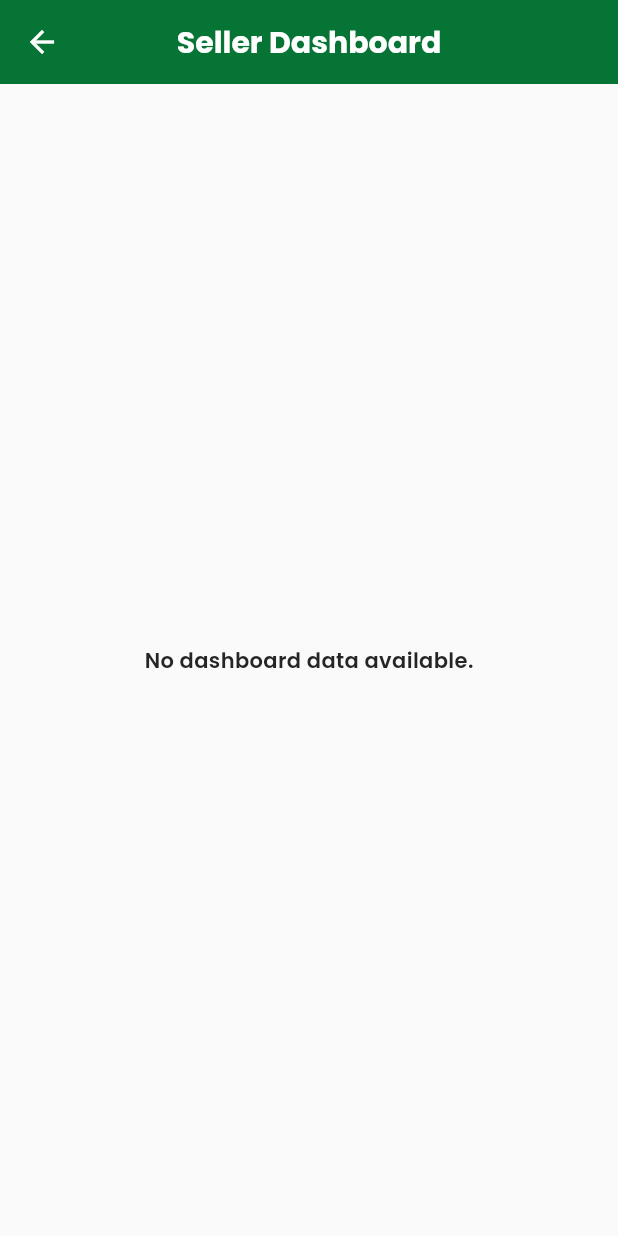
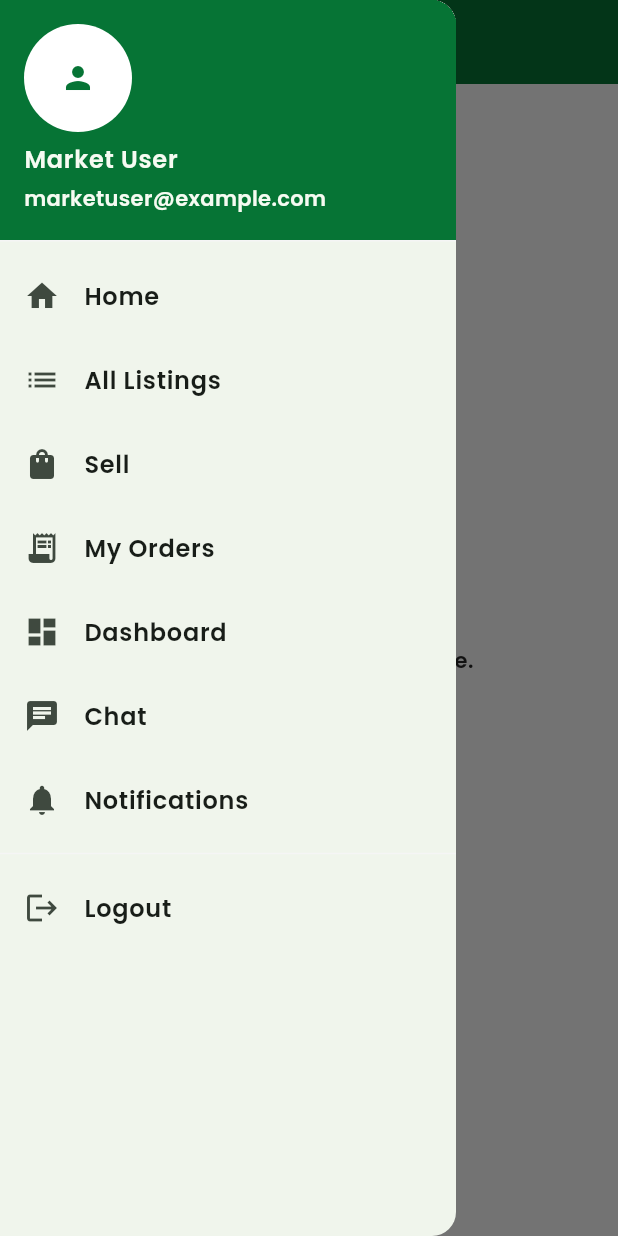
Before and after one commit to Gideonngige/baus-reload, a Flutter app: the SellerDashboardScreen screen opened directly, with the side drawer open (before the commit the screen has no drawer), on a phone screen of 412 x 824 dp. Run offline on Flutter 3.47's test engine with Material 3 defaults, Android fonts, the phone set to English and light mode, and no system bars; our stand-ins replace cached_network_image, cloud_firestore, dio, firebase_auth, firebase_core, firebase_messaging and 31 more; missing offline and left inert: crop_your_image, google_api_headers, google_maps_webservice, google_place, linkify; accounts and stored records are empty; network calls fail; statements that could not run were skipped.

Commit message:
added changes - sidebar on dashboard

```diff
--- /dev/null
+++ b/lib/ui/marketplace/widgets/marketplace_drawer.dart
@@ -0,0 +1,166 @@
+import 'dart:convert';
+import 'package:flutter/material.dart';
+import 'package:shared_preferences/shared_preferences.dart';
+
+import '../screens/notifications_screen.dart';
+import '../screens/all_listings_screen.dart';
+import '../screens/create_listing_step1.dart';
+import '../screens/chat_screen.dart';
+import '../screens/buyer_orders_screen.dart';
+import '../screens/seller_dashboard_screen.dart';
+import '../screens/marketplace_home_screen.dart';
+
+import '../widgets/message_pop.dart';
+import 'package:baustaka/helper/session.dart';
+import 'package:baustaka/config/palette.dart';
+import 'package:baustaka/helper/session.dart';
+
+class MarketplaceDrawer extends StatelessWidget {
+  final Map<String, dynamic>? user;
+
+  const MarketplaceDrawer({super.key, required this.user});
+
+  @override
+  Widget build(BuildContext context) {
+    return Drawer(
+      child: ListView(
+        padding: EdgeInsets.zero,
+        children: [
+          UserAccountsDrawerHeader(
+            accountName: Text(user?['displayName'] ?? 'Market User'),
+            accountEmail: Text(user?['email'] ?? 'marketuser@example.com'),
+            currentAccountPicture: CircleAvatar(
+              backgroundColor: Colors.white,
+              child: Icon(Icons.person, color: Palette.primary),
+            ),
+            decoration: BoxDecoration(
+              color: Palette.primary,
+            ),
+          ),
+
+          _drawerItem(
+  context,
+  icon: Icons.home,
+  title: 'Home',
+  onTap: () {
+    Navigator.pop(context); // close drawer
+    Navigator.pushAndRemoveUntil(
+      context,
+      MaterialPageRoute(
+        builder: (_) => const MarketplaceHomeScreen(),
+      ),
+      (route) => false,
+    );
+  },
+),
+
+
+          _drawerItem(
+            context,
+            icon: Icons.list,
+            title: 'All Listings',
+            onTap: () {
+              Navigator.push(
+                context,
+                MaterialPageRoute(
+                    builder: (_) => const AllListingsScreen()),
+              );
+            },
+          ),
+
+          _drawerItem(
+            context,
+            icon: Icons.shopping_bag,
+            title: 'Sell',
+            onTap: () {
+              Navigator.push(
+                context,
+                MaterialPageRoute(
+                    builder: (_) => const CreateListingStep1()),
+              );
+            },
+          ),
+
+          _drawerItem(
+            context,
+            icon: Icons.receipt_long,
+            title: 'My Orders',
+            onTap: () {
+              Navigator.push(
+                context,
+                MaterialPageRoute(
+                    builder: (_) => const BuyerOrdersScreen()),
+              );
+            },
+          ),
+
+          _drawerItem(
+            context,
+            icon: Icons.dashboard,
+            title: 'Dashboard',
+            onTap: () {
+              Navigator.push(
+                context,
+                MaterialPageRoute(
+                    builder: (_) => const SellerDashboardScreen()),
+              );
+            },
+          ),
+
+          _drawerItem(
+            context,
+            icon: Icons.chat,
+            title: 'Chat',
+            onTap: () {
+              Navigator.push(
+                context,
+                MaterialPageRoute(builder: (_) => const ChatScreen()),
+              );
+            },
+          ),
+
+          _drawerItem(
+            context,
+            icon: Icons.notifications,
+            title: 'Notifications',
+            onTap: () {
+              Navigator.push(
+                context,
+                MaterialPageRoute(
+                    builder: (_) => const NotificationsScreen()),
+              );
+            },
+          ),
+
+          const Divider(),
+
+          _drawerItem(
+            context,
+            icon: Icons.logout,
+            title: 'Logout',
+            onTap: () async {
+              await Session.logout();
+              final prefs = await SharedPreferences.getInstance();
+              await prefs.clear();
+              Navigator.pop(context);
+              showBaustakaMessage(context, 'Logged out successfully.');
+            },
+          ),
+        ],
+      ),
+    );
+  }
+
+  Widget _drawerItem(
+    BuildContext context, {
+    required IconData icon,
+    required String title,
+    required VoidCallback onTap,
+  }) {
+    return ListTile(
+      leading: Icon(icon),
+      title: Text(title),
+      onTap: onTap,
+    );
+  }
+}
```
Also changed, not shown: lib/ui/marketplace/screens/create_listing_step2.dart (+9 -5 lines), lib/ui/marketplace/screens/marketplace_home_screen.dart (+39 -132 lines), lib/ui/marketplace/screens/seller_dashboard_screen.dart (+115 -87 lines), 1 other file.
